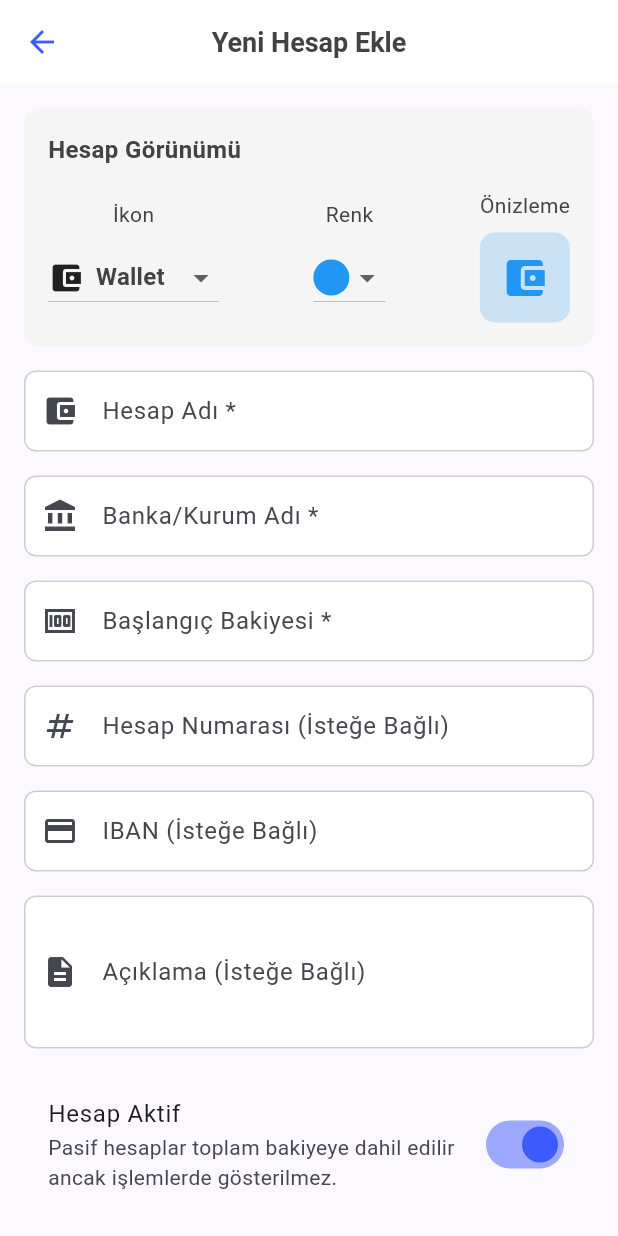
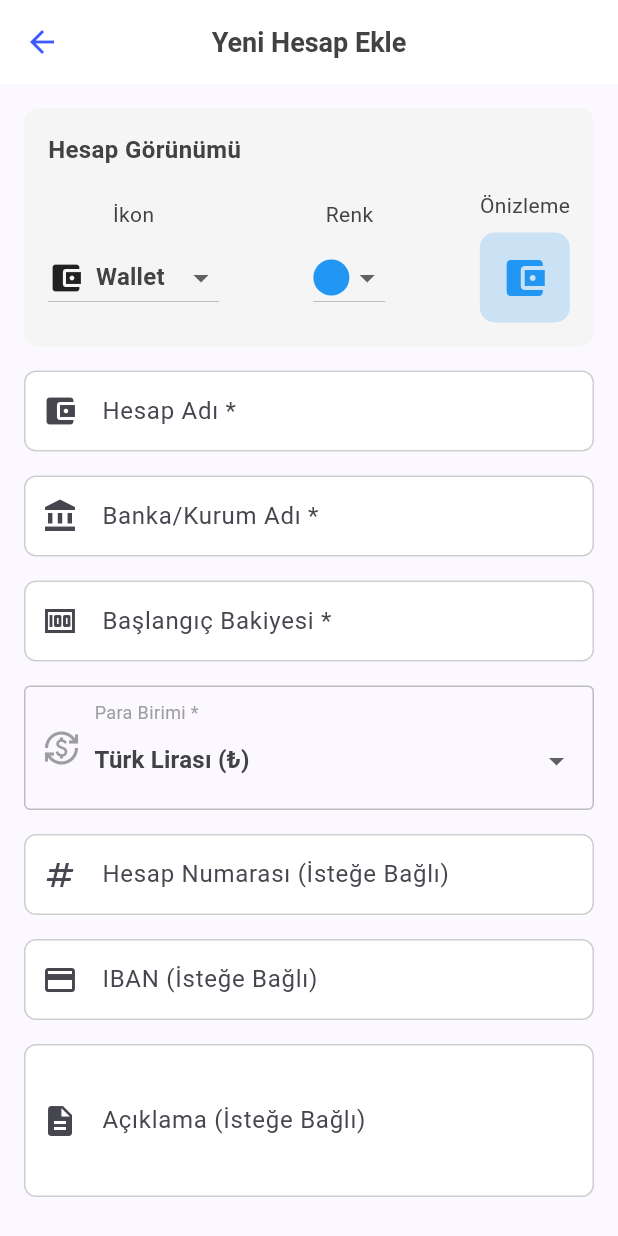
Before and after one commit to semihcamlibel/finance_app, a Flutter app: the AccountDetailPage screen opened directly, on a phone screen of 412 x 824 dp. Run offline on Flutter 3.47's test engine with Material 3 defaults, Android fonts, the phone set to English and light mode, and no system bars; our stand-ins replace fl_chart, flutter_local_notifications, local_auth, shared_preferences, sqflite, timezone; accounts and stored records are empty.

Commit message:
Hesap işlemleri iyileştirmesi: Ayarlar sayfası bağlantısı ve hesaplar için çoklu para birimi desteği eklendi

```diff
--- a/lib/models/account.dart
+++ b/lib/models/account.dart
@@ -13,6 +13,7 @@ class Account {
   final bool isActive;
   final DateTime createdAt;
   final DateTime? updatedAt;
+  final String currency;
 
   Account({
     String? id,
@@ -25,6 +26,7 @@ class Account {
     this.iconName,
     required this.colorValue,
     this.isActive = true,
+    this.currency = '₺',
     DateTime? createdAt,
     this.updatedAt,
   })  : id = id ?? const Uuid().v4(),
@@ -44,6 +46,7 @@ class Account {
       'isActive': isActive ? 1 : 0,
       'createdAt': createdAt.toIso8601String(),
       'updatedAt': updatedAt?.toIso8601String(),
+      'currency': currency,
     };
   }
 
@@ -59,6 +62,7 @@ class Account {
       iconName: map['iconName'],
       colorValue: map['colorValue'],
       isActive: map['isActive'] == 1,
+      currency: map['currency'] ?? '₺',
       createdAt: DateTime.parse(map['createdAt']),
       updatedAt:
           map['updatedAt'] != null ? DateTime.parse(map['updatedAt']) : null,
@@ -76,6 +80,7 @@ class Account {
     String? iconName,
     int? colorValue,
     bool? isActive,
+    String? currency,
     DateTime? createdAt,
     DateTime? updatedAt,
   }) {
@@ -90,6 +95,7 @@ class Account {
       iconName: iconName ?? this.iconName,
       colorValue: colorValue ?? this.colorValue,
       isActive: isActive ?? this.isActive,
+      currency: currency ?? this.currency,
       createdAt: createdAt ?? this.createdAt,
       updatedAt: updatedAt ?? this.updatedAt,
     );
--- a/lib/screens/account_detail_page.dart
+++ b/lib/screens/account_detail_page.dart
@@ -27,6 +27,8 @@ class _AccountDetailPageState extends State<AccountDetailPage> {
   int _selectedColor = Colors.blue.value;
   bool _isActive = true;
   bool _isEditing = false;
+  String _selectedCurrency = '₺';
+  final List<String> _availableCurrencies = ['₺', '\$', '€', '£', '¥'];
 
   @override
   void initState() {
@@ -44,6 +46,7 @@ class _AccountDetailPageState extends State<AccountDetailPage> {
       _selectedIcon = widget.account!.iconName ?? 'wallet';
       _selectedColor = widget.account!.colorValue;
       _isActive = widget.account!.isActive;
+      _selectedCurrency = widget.account!.currency;
     }
   }
 
@@ -139,6 +142,79 @@ class _AccountDetailPageState extends State<AccountDetailPage> {
                   }
                   return null;
                 },
+              ),
+              const SizedBox(height: 16),
+
+              // Para Birimi
+              Container(
+                padding:
+                    const EdgeInsets.symmetric(horizontal: 12, vertical: 8),
+                decoration: BoxDecoration(
+                  border: Border.all(color: Colors.grey.shade400),
+                  borderRadius: BorderRadius.circular(4),
+                ),
+                child: Row(
+                  children: [
+                    const Icon(Icons.currency_exchange, color: Colors.grey),
+                    const SizedBox(width: 10),
+                    Expanded(
+                      child: Column(
+                        crossAxisAlignment: CrossAxisAlignment.start,
+                        children: [
+                          const Text(
+                            'Para Birimi *',
+                            style: TextStyle(
+                              fontSize: 12,
+                              color: Colors.grey,
+                            ),
+                          ),
+                          DropdownButtonHideUnderline(
+                            child: DropdownButton<String>(
+                              isExpanded: true,
+                              value: _selectedCurrency,
+                              onChanged: (String? newValue) {
+                                setState(() {
+                                  _selectedCurrency = newValue!;
+                                });
+                              },
+                              items: _availableCurrencies
+                                  .map<DropdownMenuItem<String>>(
+                                      (String value) {
+                                String currencyName = '';
+
+                                // Para birimi adlarını göster
+                                switch (value) {
+                                  case '₺':
+                                    currencyName = 'Türk Lirası (₺)';
+                                    break;
+                                  case '\$':
+                                    currencyName = 'Amerikan Doları (\$)';
+                                    break;
+                                  case '€':
+                                    currencyName = 'Euro (€)';
+                                    break;
+                                  case '£':
+                                    currencyName = 'İngiliz Sterlini (£)';
+                                    break;
+                                  case '¥':
+                                    currencyName = 'Japon Yeni (¥)';
+                                    break;
+                                  default:
+                                    currencyName = value;
+                                }
+
+                                return DropdownMenuItem<String>(
+                                  value: value,
+                                  child: Text(currencyName),
+                                );
+                              }).toList(),
+                            ),
+                          ),
+                        ],
+                      ),
+                    ),
+                  ],
+                ),
               ),
               const SizedBox(height: 16),
 
@@ -418,6 +494,7 @@ class _AccountDetailPageState extends State<AccountDetailPage> {
             iconName: _selectedIcon,
             colorValue: _selectedColor,
             isActive: _isActive,
+            currency: _selectedCurrency,
             updatedAt: DateTime.now(),
           );
 
@@ -442,6 +519,7 @@ class _AccountDetailPageState extends State<AccountDetailPage> {
             iconName: _selectedIcon,
             colorValue: _selectedColor,
             isActive: _isActive,
+            currency: _selectedCurrency,
           );
 
           await DatabaseHelper.instance.insertAccount(newAccount);
```
Also changed, not shown: lib/screens/accounts_list_page.dart (+11 -2 lines), lib/screens/home_page.dart (+9 -1 lines), lib/services/database_helper.dart (+9 -2 lines).
